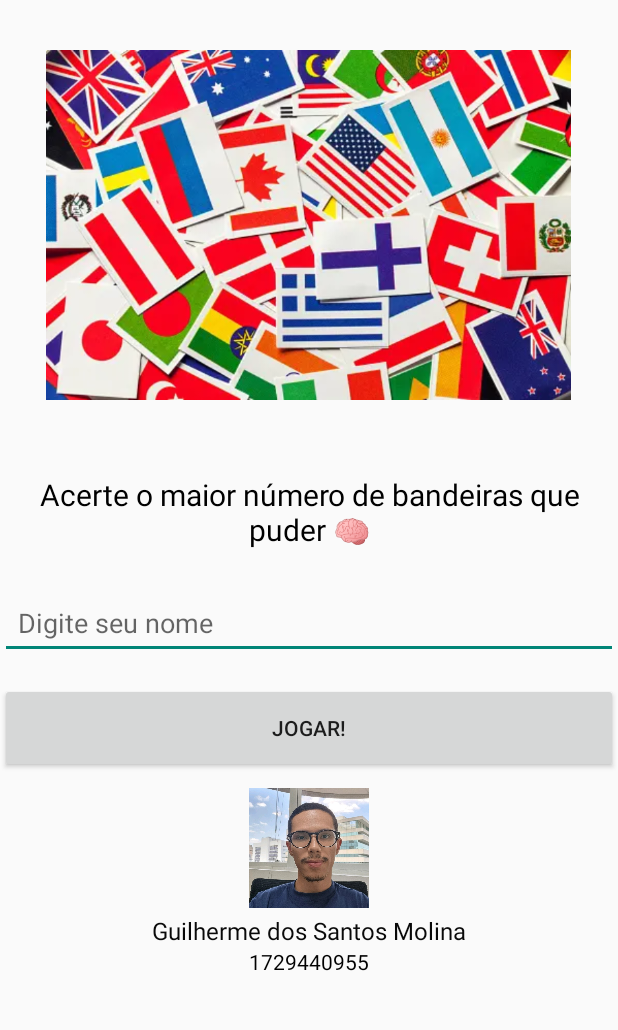
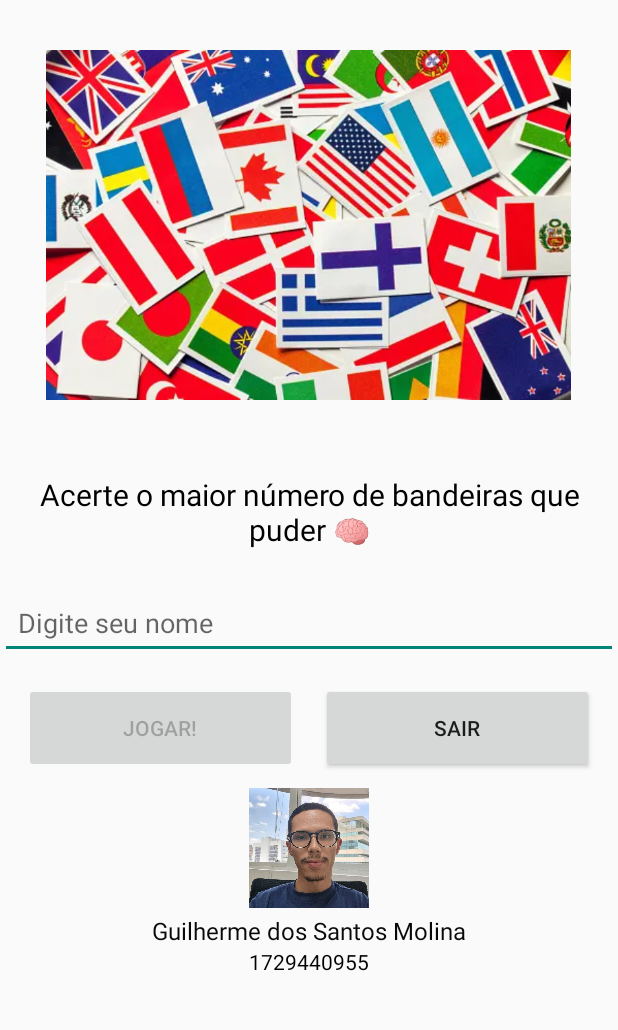
Before and after one commit to GuiMolinas/flagQuiz_android, an Android app: the screen it shows after launch (Home), on a phone screen of 412 x 824 dp, the part 85-1115 px from its top. Run offline under Robolectric (Android 15) with nearby library versions, the light colour scheme and no system bars.

Commit message:
adding new files

```diff
--- a/FlagGame/app/src/main/java/com/guimolinas/flaggame/Home.java
+++ b/FlagGame/app/src/main/java/com/guimolinas/flaggame/Home.java
@@ -2,7 +2,6 @@ package com.guimolinas.flaggame;
 
 import android.content.Intent;
 import android.os.Bundle;
-import android.sax.StartElementListener;
 import android.view.View;
 import android.widget.Button;
 import android.widget.EditText;
@@ -12,10 +11,14 @@ import androidx.appcompat.app.AppCompatActivity;
 import androidx.core.graphics.Insets;
 import androidx.core.view.ViewCompat;
 import androidx.core.view.WindowInsetsCompat;
+import android.text.Editable;
+import android.text.TextWatcher;
 
 public class Home extends AppCompatActivity {
 
     public Button btnPlay;
+    public Button btnExit;
+
     public EditText edtNome;
 
     public static String nome;
@@ -32,9 +35,32 @@ public class Home extends AppCompatActivity {
         });
 
         btnPlay = findViewById(R.id.btnPlay);
+        btnExit = findViewById(R.id.btnExit);
+        edtNome = findViewById(R.id.edtNome);
 
-        edtNome = (EditText) findViewById(R.id.edtNome);
+        // Desabilita o botão "Jogar" inicialmente
+        btnPlay.setEnabled(false);
 
+        // Habilitar o botão "Jogar" apenas quando algo for digitado
+        edtNome.addTextChangedListener(new TextWatcher() {
+            @Override
+            public void beforeTextChanged(CharSequence s, int start, int count, int after) {
+                // Não precisa implementar
+            }
+
+            @Override
+            public void onTextChanged(CharSequence s, int start, int before, int count) {
+                // Habilitar o botão "Jogar" se o campo de texto não estiver vazio
+                btnPlay.setEnabled(s.toString().trim().length() > 0);
+            }
+
+            @Override
+            public void afterTextChanged(Editable s) {
+                // Não precisa implementar
+            }
+        });
+
+        // Lógica para o botão "Jogar"
         btnPlay.setOnClickListener(new View.OnClickListener() {
             @Override
             public void onClick(View view) {
@@ -45,6 +71,12 @@ public class Home extends AppCompatActivity {
             }
         });
 
+        // Lógica para o botão "Sair"
+        btnExit.setOnClickListener(new View.OnClickListener() {
+            @Override
+            public void onClick(View view) {
+                finishAffinity(); // Fecha a activity
+            }
+        });
     }
-
 }
--- a/FlagGame/app/src/main/res/layout/activity_home.xml
+++ b/FlagGame/app/src/main/res/layout/activity_home.xml
@@ -42,12 +42,33 @@
         android:inputType="textPersonName"
         android:padding="12dp" />
 
-    <Button
-        android:id="@+id/btnPlay"
+    <!-- Layout horizontal para os botões -->
+    <LinearLayout
         android:layout_width="match_parent"
-        android:layout_height="60dp"
-        android:layout_marginTop="16dp"
-        android:text="Jogar!" />
+        android:layout_height="wrap_content"
+        android:orientation="horizontal"
+        android:gravity="center_horizontal"
+        android:layout_marginTop="16dp">
+
+        <Button
+            android:id="@+id/btnPlay"
+            android:layout_width="0dp"
+            android:layout_height="60dp"
+            android:layout_weight="1"
+            android:text="Jogar!"
+            android:layout_marginStart="16dp"
+            android:layout_marginEnd="8dp" />
+
+        <Button
+            android:id="@+id/btnExit"
+            android:layout_width="0dp"
+            android:layout_height="60dp"
+            android:layout_weight="1"
+            android:text="Sair"
+            android:layout_marginStart="8dp"
+            android:layout_marginEnd="16dp" />
+
+    </LinearLayout>
 
     <ImageView
         android:layout_marginTop="10dp"
@@ -70,6 +91,4 @@
         android:textColor="#000000"
         android:textSize="14sp" />
 
-
-
 </LinearLayout>
--- a/FlagGame/app/src/main/res/layout/activity_resultado.xml
+++ b/FlagGame/app/src/main/res/layout/activity_resultado.xml
@@ -59,7 +59,8 @@
             android:layout_width="wrap_content"
             android:layout_height="wrap_content"
             android:text="Jogar novamente"
-            android:layout_marginEnd="8dp"/>
+            android:layout_marginEnd="8dp"
+            android:layout_marginLeft="8dp"/>
 
         <Button
             android:id="@+id/btnMenu"
```
